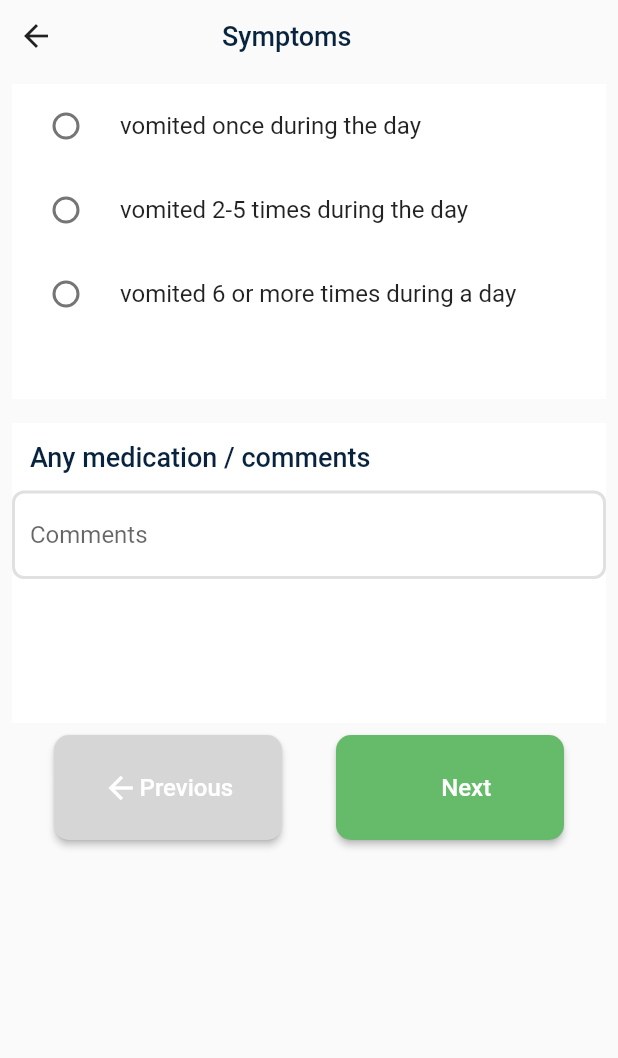
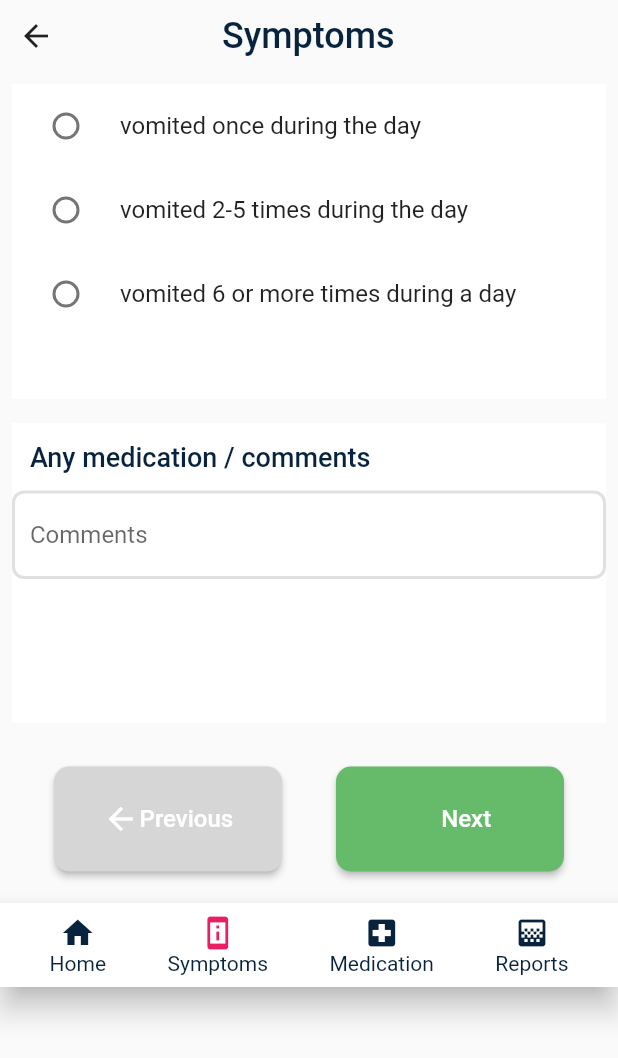
Before and after one commit to AntoTomAbraham/Symptoms_UI, a Flutter app: the DiseasePage screen opened directly, on a phone screen of 412 x 824 dp. Shown: the top 1058 px of the screen. Run offline on Flutter 3.47's test engine with Material 2 defaults, Android fonts, the phone set to English and light mode, and no system bars; missing offline and left inert: dart:ffi; network calls fail.

Commit message:
UI completed

```diff
--- a/lib/Screen/TopsearchBar.dart
+++ b/lib/Screen/TopsearchBar.dart
@@ -97,6 +97,7 @@ class _TopsearchBarState extends State<TopsearchBar> {
                           builder: (context) => DiseasePage(
                             data: vomiting,
                             dataA: fatique,
+                            a: true,
                           ),
                         ));
                       } else if (s1 == 2) {
@@ -105,6 +106,7 @@ class _TopsearchBarState extends State<TopsearchBar> {
                             MaterialPageRoute(
                               builder: (context) => DiseasePage(
                                 data: vomiting,
+                                a: false,
                               ),
                             ));
                       } else if (s1 == 3) {
--- a/lib/Screen/bottomBar.dart
+++ b/lib/Screen/bottomBar.dart
@@ -1,4 +1,5 @@
 import 'package:flutter/material.dart';
+import 'package:flutter_app/Home.dart';
 import 'package:flutter_app/widgets/bottomIcon.dart';
 
 class BottomBar extends StatelessWidget {
@@ -10,7 +11,18 @@ class BottomBar extends StatelessWidget {
         mainAxisAlignment: MainAxisAlignment.spaceEvenly,
         children: <Widget>[
           bottomIcon(icon: Icons.home, text: "Home"),
-          bottomIcon(icon: Icons.perm_device_information, text: "Symptoms"),
+          bottomIcon(
+            icon: Icons.perm_device_information,
+            text: "Symptoms",
+            home: Colors.pink,
+            funn: () {
+              Navigator.of(context).push(
+                MaterialPageRoute(
+                  builder: (context) => Home(),
+                ),
+              );
+            },
+          ),
           bottomIcon(icon: Icons.local_hospital, text: "Medication"),
           bottomIcon(icon: Icons.gradient, text: "Reports"),
         ],
--- a/lib/Screen/diseasePage.dart
+++ b/lib/Screen/diseasePage.dart
@@ -1,5 +1,6 @@
 import 'package:flutter/material.dart';
 import 'package:flutter_app/Home.dart';
+import 'package:flutter_app/Screen/bottomBar.dart';
 import 'package:flutter_app/widgets/diseasebuttonSection.dart';
 import 'package:flutter_app/widgets/diseasecomments.dart';
 import 'package:flutter_app/widgets/diseasepageAppbar.dart';
@@ -10,13 +11,21 @@ import 'package:flutter_app/widgets/raisedIcon.dart';
 class DiseasePage extends StatelessWidget {
   List data;
   List dataA;
-  DiseasePage({this.data, this.dataA});
+  bool a;
+  bool b;
+  DiseasePage({
+    this.data,
+    this.dataA,
+    this.a,
+    this.b,
+  });
   @override
   Widget build(BuildContext context) {
     return Scaffold(
       body: ListView(children: <Widget>[
-        diseasepageAppbar(),
+        DiseasepageAppbar(),
         radioSection(
+          val: a,
           data1: data[0],
           data2: data[1],
           data3: data[2],
@@ -35,6 +44,7 @@ class DiseasePage extends StatelessWidget {
             : diseasebuttonSection(
                 d2: dataA,
               ),
+        BottomBar(),
       ]),
     );
   }
--- a/lib/main.dart
+++ b/lib/main.dart
@@ -1,6 +1,5 @@
 import 'package:flutter/material.dart';
 import 'package:flutter_app/Home.dart';
-import 'package:flutter_app/Screen/diseasePage.dart';
 
 void main() {
   runApp(Home());
--- a/lib/provider/providerclass.dart
+++ b/lib/provider/providerclass.dart
@@ -8,12 +8,14 @@ class Providerclass with ChangeNotifier {
   void fatiIncre(int data) {
     fati.clear();
     fati.add(data);
+    print(fati);
     notifyListeners();
   }
 
   void vomitIncre(int data) {
     vomi.clear();
     vomi.add(data);
+    print(vomi);
     notifyListeners();
   }
 
--- a/lib/widgets/bottomIcon.dart
+++ b/lib/widgets/bottomIcon.dart
@@ -1,27 +1,31 @@
+import 'dart:ffi';
+
 import 'package:flutter/material.dart';
+import 'package:flutter_app/Home.dart';
 import 'package:flutter_app/Screen/diseasePage.dart';
 
 class bottomIcon extends StatelessWidget {
   IconData icon;
   String text;
-  bottomIcon({@required this.icon, @required this.text});
+  Color home;
+  Void Function() funn;
+  bottomIcon({
+    @required this.icon,
+    @required this.text,
+    this.home,
+    this.funn,
+  });
   @override
   Widget build(BuildContext context) {
     return Padding(
       padding: const EdgeInsets.all(8.0),
       child: GestureDetector(
-        onTap: () {
-          Navigator.of(context).push(
-            MaterialPageRoute(
-              builder: (context) => DiseasePage(),
-            ),
-          );
-        },
+        onTap: funn == null ? null : funn,
         child: Column(
           children: <Widget>[
             Icon(
               icon,
-              color: Color(0xff08233D),
+              color: home == null ? Color(0xff08233D) : home,
             ),
             Text(
               text,
--- a/lib/widgets/diseasebuttonSection.dart
+++ b/lib/widgets/diseasebuttonSection.dart
@@ -9,6 +9,7 @@ class diseasebuttonSection extends StatelessWidget {
   @override
   Widget build(BuildContext context) {
     return Container(
+      height: 112,
       child: Row(
         mainAxisAlignment: MainAxisAlignment.spaceEvenly,
         children: <Widget>[
@@ -39,6 +40,7 @@ class diseasebuttonSection extends StatelessWidget {
                     Navigator.of(context).push(MaterialPageRoute(
                         builder: (context) => DiseasePage(
                               data: d2,
+                              a: false,
                             )));
                   },
                 ),
--- a/lib/widgets/diseasepageAppbar.dart
+++ b/lib/widgets/diseasepageAppbar.dart
@@ -1,13 +1,15 @@
 import 'package:flutter/material.dart';
 import 'package:flutter_app/Home.dart';
 
-class diseasepageAppbar extends StatelessWidget {
+class DiseasepageAppbar extends StatelessWidget {
+  IconData iconn;
+  DiseasepageAppbar({this.iconn});
   @override
   Widget build(BuildContext context) {
     return Row(
       children: <Widget>[
         IconButton(
-          icon: Icon(Icons.arrow_back),
+          icon: Icon(iconn == null ? Icons.arrow_back : iconn),
           onPressed: () {
             Navigator.of(context).push(
               MaterialPageRoute(
@@ -21,7 +23,7 @@ class diseasepageAppbar extends StatelessWidget {
           child: Text(
             "Symptoms",
             style: TextStyle(
-              fontSize: 18,
+              fontSize: 24,
               fontWeight: FontWeight.w500,
               color: Color(0xff08233D),
             ),
--- a/lib/widgets/radioSection.dart
+++ b/lib/widgets/radioSection.dart
@@ -6,19 +6,26 @@ class radioSection extends StatefulWidget {
   String data1;
   String data2;
   String data3;
+  bool val;
   radioSection({
     Key key,
+    this.val,
     @required this.data1,
     @required this.data2,
     @required this.data3,
   }) : super(key: key);
   @override
-  _radioSectionState createState() =>
-      _radioSectionState(d1: this.data1, d2: this.data2, d3: this.data3);
+  _radioSectionState createState() => _radioSectionState(
+        d1: this.data1,
+        d2: this.data2,
+        d3: this.data3,
+        aa: this.val,
+      );
 }
 
 class _radioSectionState extends State<radioSection> {
   int selectedradio;
+  bool aa;
   String d1;
   String d2;
   String d3;
@@ -36,7 +43,7 @@ class _radioSectionState extends State<radioSection> {
   }
 
   List obj;
-  _radioSectionState({this.d1, this.d2, this.d3});
+  _radioSectionState({this.d1, this.d2, this.d3, this.aa});
   @override
   Widget build(BuildContext context) {
     return Padding(
@@ -52,6 +59,11 @@ class _radioSectionState extends State<radioSection> {
               groupValue: selectedradio,
               onChanged: (val) {
                 selectradio(val);
+                aa == true
+                    ? Provider.of<Providerclass>(context, listen: false)
+                        .vomitIncre(val)
+                    : Provider.of<Providerclass>(context, listen: false)
+                        .fatiIncre(val);
               },
               title: Row(
                 children: <Widget>[
@@ -66,6 +78,11 @@ class _radioSectionState extends State<radioSection> {
               groupValue: selectedradio,
               onChanged: (val) {
                 selectradio(val);
+                aa == true
+                    ? Provider.of<Providerclass>(context, listen: false)
+                        .vomitIncre(val)
+                    : Provider.of<Providerclass>(context, listen: false)
+                        .fatiIncre(val);
               },
               title: Row(
                 children: <Widget>[Text(d2)],
@@ -77,8 +94,11 @@ class _radioSectionState extends State<radioSection> {
               groupValue: selectedradio,
               onChanged: (val) {
                 selectradio(val);
-                Provider.of<Providerclass>(context, listen: false)
-                    .fatiIncre(val);
+                aa == true
+                    ? Provider.of<Providerclass>(context, listen: false)
+                        .vomitIncre(val)
+                    : Provider.of<Providerclass>(context, listen: false)
+                        .fatiIncre(val);
               },
               title: Row(
                 children: <Widget>[Text(d3)],
```
Also changed, not shown: lib/Home.dart (+21 -17 lines).
